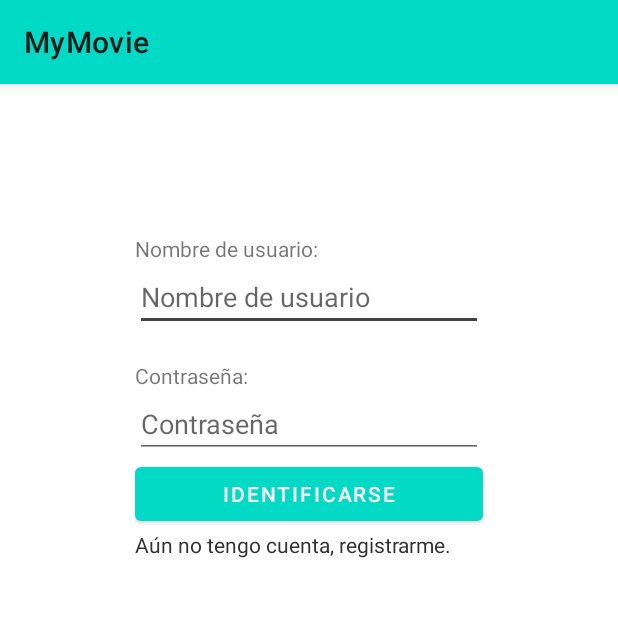
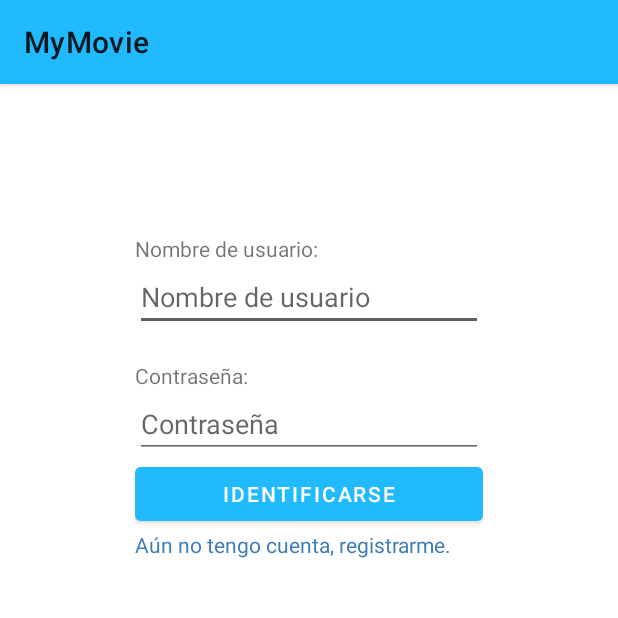
Before and after one commit to adanfernandez/MyMovie, an Android app: the screen it shows after launch (LoginActivity), on a phone screen of 412 x 824 dp, the top half of it. Run offline under Robolectric (Android 15) with nearby library versions, the phone set to English and light mode, and no system bars.

Commit message:
Fix dark theme problems

```diff
--- a/app/src/main/res/layout/activity_film_detail.xml
+++ b/app/src/main/res/layout/activity_film_detail.xml
@@ -95,9 +95,9 @@
         android:text="@string/film_seen"
         app:layout_constraintBottom_toBottomOf="parent"
         app:layout_constraintEnd_toEndOf="parent"
-        app:layout_constraintHorizontal_bias="0.717"
+        app:layout_constraintHorizontal_bias="0.707"
         app:layout_constraintStart_toStartOf="parent"
         app:layout_constraintTop_toBottomOf="@+id/txOverview"
-        app:layout_constraintVertical_bias="0.196" />
+        app:layout_constraintVertical_bias="0.195" />
 
 </androidx.constraintlayout.widget.ConstraintLayout>
--- a/app/src/main/res/layout/activity_login.xml
+++ b/app/src/main/res/layout/activity_login.xml
@@ -68,7 +68,7 @@
             android:clickable="true"
             android:focusable="true"
             android:text="@string/login_go_register"
-            android:textColor="@color/dark_700" />
+            android:textColor="@color/blue_900" />
 
     </LinearLayout>
 
--- a/app/src/main/res/layout/activity_register.xml
+++ b/app/src/main/res/layout/activity_register.xml
@@ -93,7 +93,7 @@
             android:layout_width="match_parent"
             android:layout_height="wrap_content"
             android:text="@string/register_go_login"
-            android:textColor="@color/dark_700" />
+            android:textColor="@color/blue_900" />
 
     </LinearLayout>
 
--- a/app/src/main/res/values-night/themes.xml
+++ b/app/src/main/res/values-night/themes.xml
@@ -1,13 +1,14 @@
 <resources xmlns:tools="http://schemas.android.com/tools">
     <!-- Base application theme. -->
-    <style name="Theme.MyMovie" parent="Theme.MaterialComponents.DayNight">
+
+    <style name="Theme.MyMovie" parent="Theme.MaterialComponents.DayNight.NoActionBar">
         <!-- Primary brand color. -->
-        <item name="colorPrimary">@color/teal_200</item>
-        <item name="colorPrimaryVariant">@color/teal_200</item>
+        <item name="colorPrimary">@color/blue_200</item>
+        <item name="colorPrimaryVariant">@color/blue_700</item>
         <item name="colorOnPrimary">@color/black</item>
         <!-- Secondary brand color. -->
-        <item name="colorSecondary">@color/teal_200</item>
-        <item name="colorSecondaryVariant">@color/teal_200</item>
+        <item name="colorSecondary">@color/blue_200</item>
+        <item name="colorSecondaryVariant">@color/blue_700</item>
         <item name="colorOnSecondary">@color/black</item>
         <!-- Status bar color. -->
         <item name="android:statusBarColor" tools:targetApi="l">?attr/colorPrimaryVariant</item>
--- a/app/src/main/res/values/colors.xml
+++ b/app/src/main/res/values/colors.xml
@@ -3,11 +3,13 @@
     <color name="purple_200">#FFBB86FC</color>
     <color name="purple_500">#FF6200EE</color>
     <color name="purple_700">#FF3700B3</color>
-    <color name="teal_200">#FF03DAC5</color>
-    <color name="teal_700">#FF018786</color>
+    <color name="blue_200">#21BAFF</color>
+    <color name="blue_700">#2196F3</color>
+    <color name="blue_900">#3F7EB5</color>
     <color name="black">#FF000000</color>
-    <color name="dark_700">#303030</color>
-    <color name="dark_500">#434343</color>
+    <color name="dark_700">#404040</color>
+    <color name="dark_500">#606060</color>
+    <color name="dark_200">#7C7C7C</color>
     <color name="white">#FFFFFFFF</color>
     <color name="gray">#B5B7B7</color>
 </resources>
--- a/app/src/main/res/values/themes.xml
+++ b/app/src/main/res/values/themes.xml
@@ -2,8 +2,8 @@
     <!-- Base application theme. -->
     <style name="Theme.MyMovie" parent="Theme.MaterialComponents.DayNight">
         <!-- Primary brand color. -->
-        <item name="colorPrimary">@color/teal_200</item>
-        <item name="colorPrimaryVariant">@color/teal_700</item>
+        <item name="colorPrimary">@color/blue_200</item>
+        <item name="colorPrimaryVariant">@color/blue_700</item>
         <item name="colorOnPrimary">@color/white</item>
         <!-- Secondary brand color. -->
         <item name="colorSecondary">@color/dark_500</item>
```
Also changed, not shown: app/src/main/res/layout/card_film_item.xml (+5 -2 lines), app/src/main/res/values/api.xml (deleted, +0 -10 lines).
